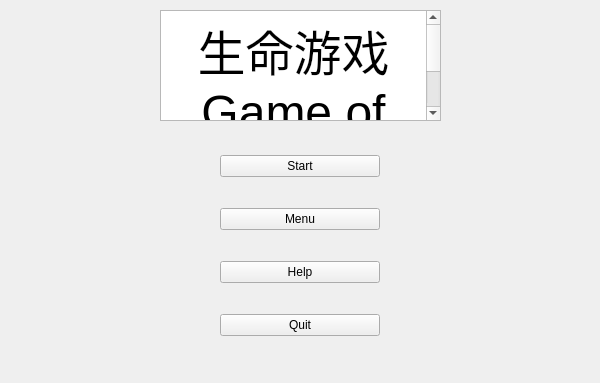
Before: the Qt Designer form startwindow.ui in HirojiFukuyama/qt_PC2DM, drawn with Qt 5.
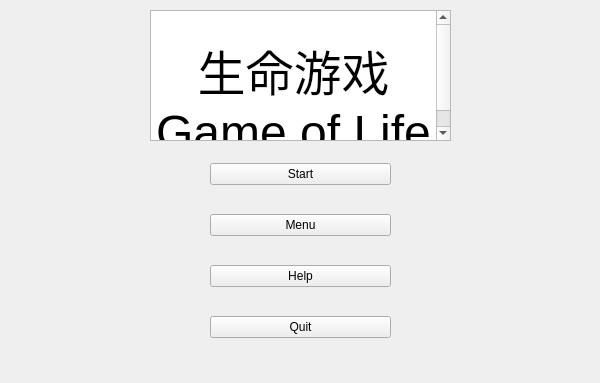
After: the same form once the commit is applied.

Patch:
```diff
--- a/startwindow.ui
+++ b/startwindow.ui
@@ -19,10 +19,10 @@
   <widget class="QWidget" name="verticalLayoutWidget">
    <property name="geometry">
     <rect>
-     <x>220</x>
-     <y>130</y>
-     <width>160</width>
-     <height>231</height>
+     <x>210</x>
+     <y>140</y>
+     <width>181</width>
+     <height>221</height>
     </rect>
    </property>
    <layout class="QVBoxLayout" name="verticalLayout">
@@ -71,10 +71,10 @@
   <widget class="QTextBrowser" name="textBrowser">
    <property name="geometry">
     <rect>
-     <x>160</x>
+     <x>150</x>
      <y>10</y>
-     <width>281</width>
-     <height>111</height>
+     <width>301</width>
+     <height>131</height>
     </rect>
    </property>
    <property name="styleSheet">
@@ -85,6 +85,7 @@
 &lt;html&gt;&lt;head&gt;&lt;meta name=&quot;qrichtext&quot; content=&quot;1&quot; /&gt;&lt;style type=&quot;text/css&quot;&gt;
 p, li { white-space: pre-wrap; }
 &lt;/style&gt;&lt;/head&gt;&lt;body style=&quot; font-family:'.AppleSystemUIFont'; font-size:13pt; font-weight:400; font-style:normal;&quot;&gt;
+&lt;p align=&quot;center&quot; style=&quot;-qt-paragraph-type:empty; margin-top:0px; margin-bottom:0px; margin-left:0px; margin-right:0px; -qt-block-indent:0; text-indent:0px;&quot;&gt;&lt;br /&gt;&lt;/p&gt;
 &lt;p align=&quot;center&quot; style=&quot; margin-top:0px; margin-bottom:0px; margin-left:0px; margin-right:0px; -qt-block-indent:0; text-indent:0px;&quot;&gt;&lt;span style=&quot; font-size:36pt;&quot;&gt;生命游戏&lt;/span&gt;&lt;/p&gt;
 &lt;p align=&quot;center&quot; style=&quot; margin-top:0px; margin-bottom:0px; margin-left:0px; margin-right:0px; -qt-block-indent:0; text-indent:0px;&quot;&gt;&lt;span style=&quot; font-size:36pt;&quot;&gt;Game of Life&lt;/span&gt;&lt;/p&gt;&lt;/body&gt;&lt;/html&gt;</string>
    </property>
```
